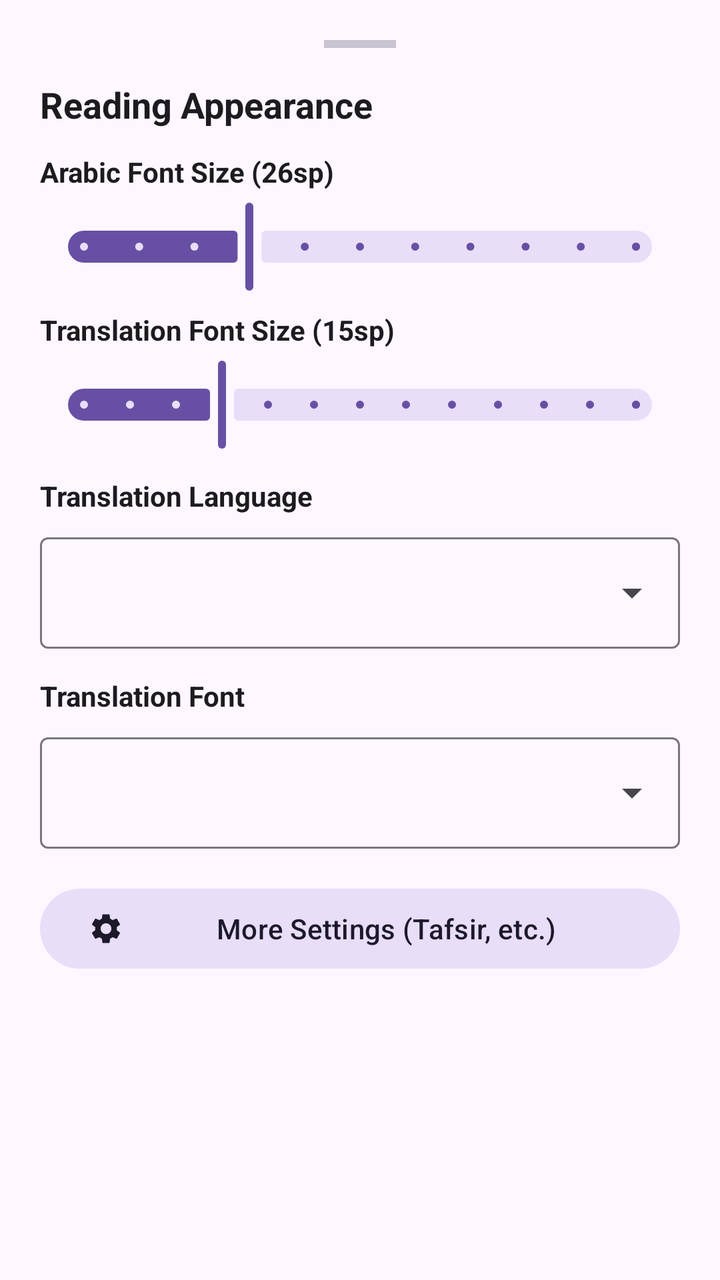
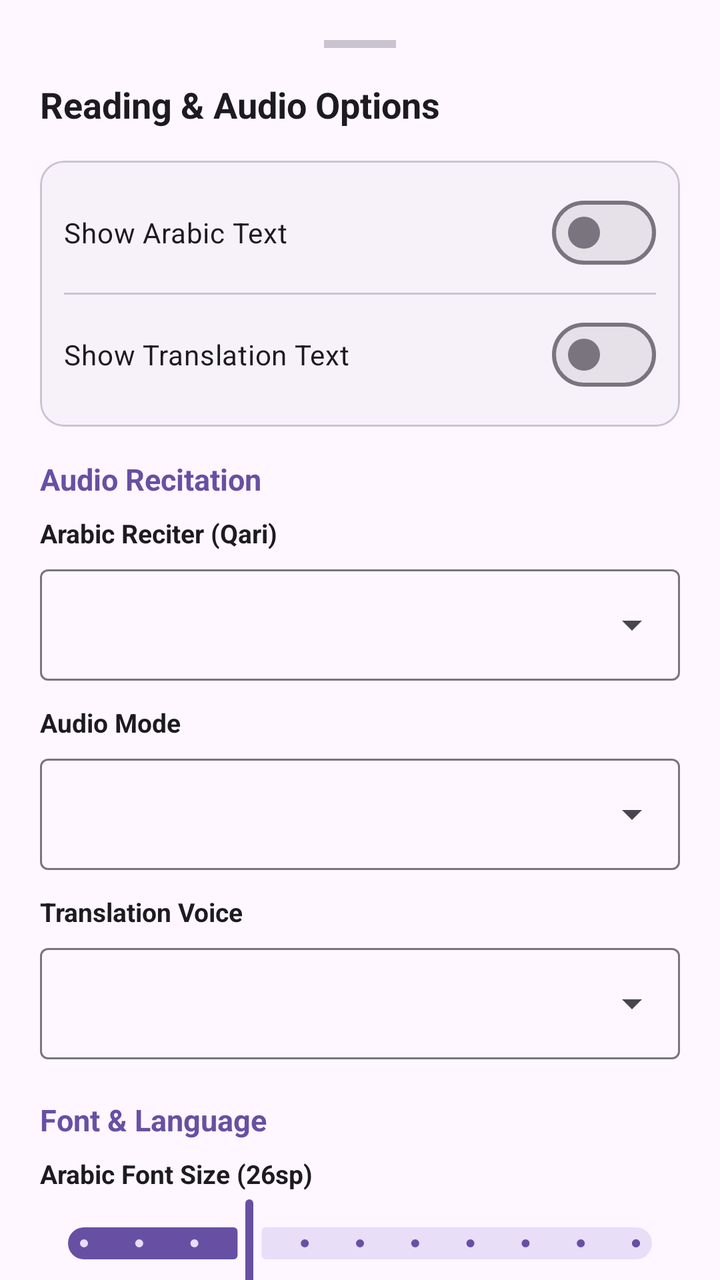

Two renders of the same Android screen: before a commit and after it. Below are the layout's source before the change and the commit's diff.
<!-- AndroidManifest.xml: application theme Theme.Recitation -->
<!-- res/layout/bottom_sheet_reader_appearance.xml -->
<?xml version="1.0" encoding="utf-8"?>
<LinearLayout xmlns:android="http://schemas.android.com/apk/res/android"
    xmlns:app="http://schemas.android.com/apk/res-auto"
    android:layout_width="match_parent"
    android:layout_height="wrap_content"
    android:orientation="vertical"
    android:padding="20dp">

    
    <View
        android:layout_width="36dp"
        android:layout_height="4dp"
        android:layout_gravity="center_horizontal"
        android:layout_marginBottom="16dp"
        android:background="?attr/colorOutlineVariant" />

    
    <LinearLayout
        android:layout_width="match_parent"
        android:layout_height="wrap_content"
        android:gravity="center_vertical"
        android:orientation="horizontal"
        android:paddingBottom="12dp">

        <TextView
            android:layout_width="0dp"
            android:layout_height="wrap_content"
            android:layout_weight="1"
            android:text="Reading Appearance"
            android:textColor="?attr/colorOnSurface"
            android:textSize="18sp"
            android:textStyle="bold" />

        <com.google.android.material.button.MaterialButton
            android:id="@+id/btnAppearanceClose"
            style="@style/Widget.Material3.Button.IconButton"
            android:layout_width="36dp"
            android:layout_height="36dp"
            app:icon="@drawable/ic_search"
            android:visibility="gone" />
    </LinearLayout>

    
    <TextView
        android:id="@+id/textFontSizeLabel"
        android:layout_width="wrap_content"
        android:layout_height="wrap_content"
        android:text="Arabic Font Size (26sp)"
        android:textColor="?attr/colorOnSurface"
        android:textSize="14sp"
        android:textStyle="bold" />

    <com.google.android.material.slider.Slider
        android:id="@+id/sliderFontSize"
        android:layout_width="match_parent"
        android:layout_height="wrap_content"
        android:layout_marginTop="4dp"
        android:layout_marginBottom="8dp"
        android:stepSize="2"
        android:value="26"
        android:valueFrom="20"
        android:valueTo="40" />

    
    <TextView
        android:id="@+id/textTranslationFontSizeLabel"
        android:layout_width="wrap_content"
        android:layout_height="wrap_content"
        android:text="Translation Font Size (15sp)"
        android:textColor="?attr/colorOnSurface"
        android:textSize="14sp"
        android:textStyle="bold" />

    <com.google.android.material.slider.Slider
        android:id="@+id/sliderTranslationFontSize"
        android:layout_width="match_parent"
        android:layout_height="wrap_content"
        android:layout_marginTop="4dp"
        android:layout_marginBottom="12dp"
        android:stepSize="1"
        android:value="15"
        android:valueFrom="12"
        android:valueTo="24" />

    
    <TextView
        android:layout_width="wrap_content"
        android:layout_height="wrap_content"
        android:layout_marginBottom="6dp"
        android:text="Translation Language"
        android:textColor="?attr/colorOnSurface"
        android:textSize="14sp"
        android:textStyle="bold" />

    <com.google.android.material.textfield.TextInputLayout
        style="@style/Widget.Material3.TextInputLayout.OutlinedBox.ExposedDropdownMenu"
        android:layout_width="match_parent"
        android:layout_height="wrap_content"
        android:layout_marginBottom="14dp">

        <AutoCompleteTextView
            android:id="@+id/dropdownTranslation"
            android:layout_width="match_parent"
            android:layout_height="wrap_content"
            android:inputType="none"
            android:textColor="?attr/colorOnSurface" />
    </com.google.android.material.textfield.TextInputLayout>

    
    <TextView
        android:layout_width="wrap_content"
        android:layout_height="wrap_content"
        android:layout_marginBottom="6dp"
        android:text="@string/settings_font_translation_title"
        android:textColor="?attr/colorOnSurface"
        android:textSize="14sp"
        android:textStyle="bold" />

    <com.google.android.material.textfield.TextInputLayout
        style="@style/Widget.Material3.TextInputLayout.OutlinedBox.ExposedDropdownMenu"
        android:layout_width="match_parent"
        android:layout_height="wrap_content"
        android:layout_marginBottom="16dp">

        <AutoCompleteTextView
            android:id="@+id/dropdownTranslationFont"
            android:layout_width="match_parent"
            android:layout_height="wrap_content"
            android:inputType="none"
            android:textColor="?attr/colorOnSurface" />
    </com.google.android.material.textfield.TextInputLayout>

    
    <com.google.android.material.button.MaterialButton
        android:id="@+id/btnAllSettings"
        style="@style/Widget.Material3.Button.TonalButton"
        android:layout_width="match_parent"
        android:layout_height="wrap_content"
        android:text="More Settings (Tafsir, etc.)"
        app:icon="@drawable/ic_settings" />

</LinearLayout>
<!-- resources referenced by this layout -->
<resources>
  <!-- drawable ic_search (drawable) -->
  <vector xmlns:android="http://schemas.android.com/apk/res/android"
      android:width="24dp"
      android:height="24dp"
      android:viewportWidth="24"
      android:viewportHeight="24">
      <path
          android:fillColor="?attr/colorOnSurface"
          android:pathData="M15.5,14h-0.79l-0.28,-0.27C15.41,12.59 16,11.11 16,9.5 16,5.91 13.09,3 9.5,3S3,5.91 3,9.5 5.91,16 9.5,16c1.61,0 3.09,-0.59 4.23,-1.57l0.27,0.28v0.79l5,4.99L20.49,19l-4.99,-5zm-6,0C7.01,14 5,11.99 5,9.5S7.01,5 9.5,5 14,7.01 14,9.5 11.99,14 9.5,14z" />
  </vector>
  <!-- drawable ic_settings (drawable) -->
  <vector xmlns:android="http://schemas.android.com/apk/res/android"
      android:width="24dp"
      android:height="24dp"
      android:viewportWidth="24"
      android:viewportHeight="24">
      <path
          android:fillColor="?attr/colorOnSurface"
          android:pathData="M19.14,12.94c0.04,-0.3 0.06,-0.61 0.06,-0.94 0,-0.32 -0.02,-0.64 -0.07,-0.94l2.03,-1.58c0.18,-0.14 0.23,-0.41 0.12,-0.61l-1.92,-3.32c-0.12,-0.22 -0.37,-0.29 -0.59,-0.22l-2.39,0.96c-0.5,-0.38 -1.03,-0.7 -1.62,-0.94L14.4,2.81c-0.04,-0.24 -0.24,-0.41 -0.48,-0.41h-3.84c-0.24,0 -0.43,0.17 -0.47,0.41L9.25,5.35C8.66,5.59 8.12,5.92 7.63,6.29L5.24,5.33c-0.22,-0.08 -0.47,0 -0.59,0.22L2.74,8.87c-0.12,0.21 -0.08,0.47 0.12,0.61l2.03,1.58c-0.05,0.3 -0.09,0.63 -0.09,0.94s0.02,0.64 0.07,0.94l-2.03,1.58c-0.18,0.14 -0.23,0.41 -0.12,0.61l1.92,3.32c0.12,0.22 0.37,0.29 0.59,0.22l2.39,-0.96c0.5,0.38 1.03,0.7 1.62,0.94l0.36,2.54c0.05,0.24 0.24,0.41 0.48,0.41h3.84c0.24,0 0.44,-0.17 0.47,-0.41l0.36,-2.54c0.59,-0.24 1.13,-0.56 1.62,-0.94l2.39,0.96c0.22,0.08 0.47,0 0.59,-0.22l1.92,-3.32c0.12,-0.22 0.07,-0.47 -0.12,-0.61l-2.01,-1.58zM12,15.6c-1.98,0 -3.6,-1.62 -3.6,-3.6s1.62,-3.6 3.6,-3.6 3.6,1.62 3.6,3.6 -1.62,3.6 -3.6,3.6z" />
  </vector>
  <string name="settings_font_translation_title">Translation Font</string>
  <style name="Theme.Recitation" parent="Theme.Material3.DayNight.NoActionBar">
          <item name="android:statusBarColor">@android:color/transparent</item>
          <item name="android:navigationBarColor">@android:color/transparent</item>
      </style>
</resources>

<!-- the commit's change to res/layout/bottom_sheet_reader_appearance.xml (unified diff, before → after) -->
@@ -1,142 +1,273 @@
 <?xml version="1.0" encoding="utf-8"?>
-<LinearLayout xmlns:android="http://schemas.android.com/apk/res/android"
+<androidx.core.widget.NestedScrollView xmlns:android="http://schemas.android.com/apk/res/android"
     xmlns:app="http://schemas.android.com/apk/res-auto"
     android:layout_width="match_parent"
-    android:layout_height="wrap_content"
-    android:orientation="vertical"
-    android:padding="20dp">
-
-    
-    <View
-        android:layout_width="36dp"
-        android:layout_height="4dp"
-        android:layout_gravity="center_horizontal"
-        android:layout_marginBottom="16dp"
-        android:background="?attr/colorOutlineVariant" />
-
-    
+    android:layout_height="wrap_content">
+
     <LinearLayout
         android:layout_width="match_parent"
         android:layout_height="wrap_content"
-        android:gravity="center_vertical"
-        android:orientation="horizontal"
-        android:paddingBottom="12dp">
-
-        <TextView
-            android:layout_width="0dp"
-            android:layout_height="wrap_content"
-            android:layout_weight="1"
-            android:text="Reading Appearance"
+        android:orientation="vertical"
+        android:padding="20dp">
+
+        
+        <View
+            android:layout_width="36dp"
+            android:layout_height="4dp"
+            android:layout_gravity="center_horizontal"
+            android:layout_marginBottom="16dp"
+            android:background="?attr/colorOutlineVariant" />
+
+        
+        <TextView
+            android:layout_width="match_parent"
+            android:layout_height="wrap_content"
+            android:layout_marginBottom="16dp"
+            android:text="Reading &amp; Audio Options"
             android:textColor="?attr/colorOnSurface"
             android:textSize="18sp"
             android:textStyle="bold" />
 
+        
+        <com.google.android.material.card.MaterialCardView
+            android:layout_width="match_parent"
+            android:layout_height="wrap_content"
+            android:layout_marginBottom="16dp"
+            app:cardBackgroundColor="?attr/colorSurfaceContainerLow"
+            app:cardCornerRadius="12dp"
+            app:cardElevation="0dp"
+            app:strokeColor="?attr/colorOutlineVariant"
+            app:strokeWidth="1dp">
+
+            <LinearLayout
+                android:layout_width="match_parent"
+                android:layout_height="wrap_content"
+                android:orientation="vertical"
+                android:padding="12dp">
+
+                <com.google.android.material.materialswitch.MaterialSwitch
+                    android:id="@+id/switchShowArabic"
+                    android:layout_width="match_parent"
+                    android:layout_height="wrap_content"
+                    android:text="Show Arabic Text"
+                    android:textColor="?attr/colorOnSurface"
+                    android:textSize="14sp" />
+
+                <View
+                    android:layout_width="match_parent"
+                    android:layout_height="1dp"
+                    android:layout_marginVertical="6dp"
+                    android:background="?attr/colorOutlineVariant" />
+
+                <com.google.android.material.materialswitch.MaterialSwitch
+                    android:id="@+id/switchShowTranslation"
+                    android:layout_width="match_parent"
+                    android:layout_height="wrap_content"
+                    android:text="Show Translation Text"
+                    android:textColor="?attr/colorOnSurface"
+                    android:textSize="14sp" />
+
+            </LinearLayout>
+        </com.google.android.material.card.MaterialCardView>
+
+        
+        <TextView
+            android:layout_width="wrap_content"
+            android:layout_height="wrap_content"
+            android:layout_marginBottom="8dp"
+            android:text="Audio Recitation"
+            android:textColor="?attr/colorPrimary"
+            android:textSize="15sp"
+            android:textStyle="bold" />
+
+        
+        <TextView
+            android:layout_width="wrap_content"
+            android:layout_height="wrap_content"
+            android:layout_marginBottom="4dp"
+            android:text="Arabic Reciter (Qari)"
+            android:textColor="?attr/colorOnSurface"
+            android:textSize="13sp"
+            android:textStyle="bold" />
+
+        <com.google.android.material.textfield.TextInputLayout
+            style="@style/Widget.Material3.TextInputLayout.OutlinedBox.ExposedDropdownMenu"
+            android:layout_width="match_parent"
+            android:layout_height="wrap_content"
+            android:layout_marginBottom="12dp">
+
+            <AutoCompleteTextView
+                android:id="@+id/dropdownReciter"
+                android:layout_width="match_parent"
+                android:layout_height="wrap_content"
+                android:inputType="none"
+                android:textColor="?attr/colorOnSurface" />
+        </com.google.android.material.textfield.TextInputLayout>
+
+        
+        <TextView
+            android:layout_width="wrap_content"
+            android:layout_height="wrap_content"
+            android:layout_marginBottom="4dp"
+            android:text="Audio Mode"
+            android:textColor="?attr/colorOnSurface"
+            android:textSize="13sp"
+            android:textStyle="bold" />
+
+        <com.google.android.material.textfield.TextInputLayout
+            style="@style/Widget.Material3.TextInputLayout.OutlinedBox.ExposedDropdownMenu"
+            android:layout_width="match_parent"
+            android:layout_height="wrap_content"
+            android:layout_marginBottom="12dp">
+
+            <AutoCompleteTextView
+                android:id="@+id/dropdownAudioMode"
+                android:layout_width="match_parent"
+                android:layout_height="wrap_content"
+                android:inputType="none"
+                android:textColor="?attr/colorOnSurface" />
+        </com.google.android.material.textfield.TextInputLayout>
+
+        
+        <LinearLayout
+            android:id="@+id/layoutTranslationReciter"
+            android:layout_width="match_parent"
+            android:layout_height="wrap_content"
+            android:orientation="vertical">
+
+            <TextView
+                android:layout_width="wrap_content"
+                android:layout_height="wrap_content"
+                android:layout_marginBottom="4dp"
+                android:text="Translation Voice"
+                android:textColor="?attr/colorOnSurface"
+                android:textSize="13sp"
+                android:textStyle="bold" />
+
+            <com.google.android.material.textfield.TextInputLayout
+                style="@style/Widget.Material3.TextInputLayout.OutlinedBox.ExposedDropdownMenu"
+                android:layout_width="match_parent"
+                android:layout_height="wrap_content"
+                android:layout_marginBottom="16dp">
+
+                <AutoCompleteTextView
+                    android:id="@+id/dropdownTranslationReciter"
+                    android:layout_width="match_parent"
+                    android:layout_height="wrap_content"
+                    android:inputType="none"
+                    android:textColor="?attr/colorOnSurface" />
+            </com.google.android.material.textfield.TextInputLayout>
+        </LinearLayout>
+
+        
+        <TextView
+            android:layout_width="wrap_content"
+            android:layout_height="wrap_content"
+            android:layout_marginTop="4dp"
+            android:layout_marginBottom="8dp"
+            android:text="Font &amp; Language"
+            android:textColor="?attr/colorPrimary"
+            android:textSize="15sp"
+            android:textStyle="bold" />
+
+        
+        <TextView
+            android:id="@+id/textFontSizeLabel"
+            android:layout_width="wrap_content"
+            android:layout_height="wrap_content"
+            android:text="Arabic Font Size (26sp)"
+            android:textColor="?attr/colorOnSurface"
+            android:textSize="13sp"
+            android:textStyle="bold" />
+
+        <com.google.android.material.slider.Slider
+            android:id="@+id/sliderFontSize"
+            android:layout_width="match_parent"
+            android:layout_height="wrap_content"
+            android:layout_marginTop="2dp"
+            android:layout_marginBottom="6dp"
+            android:stepSize="2"
+            android:value="26"
+            android:valueFrom="20"
+            android:valueTo="40" />
+
+        
+        <TextView
+            android:id="@+id/textTranslationFontSizeLabel"
+            android:layout_width="wrap_content"
+            android:layout_height="wrap_content"
+            android:text="Translation Font Size (15sp)"
+            android:textColor="?attr/colorOnSurface"
+            android:textSize="13sp"
+            android:textStyle="bold" />
+
+        <com.google.android.material.slider.Slider
+            android:id="@+id/sliderTranslationFontSize"
+            android:layout_width="match_parent"
+            android:layout_height="wrap_content"
+            android:layout_marginTop="2dp"
+            android:layout_marginBottom="12dp"
+            android:stepSize="1"
+            android:value="15"
+            android:valueFrom="12"
+            android:valueTo="24" />
+
+        
+        <TextView
+            android:layout_width="wrap_content"
+            android:layout_height="wrap_content"
+            android:layout_marginBottom="4dp"
+            android:text="Translation Language"
+            android:textColor="?attr/colorOnSurface"
+            android:textSize="13sp"
+            android:textStyle="bold" />
+
+        <com.google.android.material.textfield.TextInputLayout
+            style="@style/Widget.Material3.TextInputLayout.OutlinedBox.ExposedDropdownMenu"
+            android:layout_width="match_parent"
+            android:layout_height="wrap_content"
+            android:layout_marginBottom="12dp">
+
+            <AutoCompleteTextView
+                android:id="@+id/dropdownTranslation"
+                android:layout_width="match_parent"
+                android:layout_height="wrap_content"
+                android:inputType="none"
+                android:textColor="?attr/colorOnSurface" />
+        </com.google.android.material.textfield.TextInputLayout>
+
+        
+        <TextView
+            android:layout_width="wrap_content"
+            android:layout_height="wrap_content"
+            android:layout_marginBottom="4dp"
+            android:text="@string/settings_font_translation_title"
+            android:textColor="?attr/colorOnSurface"
+            android:textSize="13sp"
+            android:textStyle="bold" />
+
+        <com.google.android.material.textfield.TextInputLayout
+            style="@style/Widget.Material3.TextInputLayout.OutlinedBox.ExposedDropdownMenu"
+            android:layout_width="match_parent"
+            android:layout_height="wrap_content"
+            android:layout_marginBottom="18dp">
+
+            <AutoCompleteTextView
+                android:id="@+id/dropdownTranslationFont"
+                android:layout_width="match_parent"
+                android:layout_height="wrap_content"
+                android:inputType="none"
+                android:textColor="?attr/colorOnSurface" />
+        </com.google.android.material.textfield.TextInputLayout>
+
+        
         <com.google.android.material.button.MaterialButton
-            android:id="@+id/btnAppearanceClose"
-            style="@style/Widget.Material3.Button.IconButton"
-            android:layout_width="36dp"
-            android:layout_height="36dp"
-            app:icon="@drawable/ic_search"
-            android:visibility="gone" />
+            android:id="@+id/btnAllSettings"
+            style="@style/Widget.Material3.Button.TonalButton"
+            android:layout_width="match_parent"
+            android:layout_height="wrap_content"
+            android:text="More Settings (Tafsir, etc.)"
+            app:icon="@drawable/ic_settings" />
+
     </LinearLayout>
-
-    
-    <TextView
-        android:id="@+id/textFontSizeLabel"
-        android:layout_width="wrap_content"
-        android:layout_height="wrap_content"
-        android:text="Arabic Font Size (26sp)"
-        android:textColor="?attr/colorOnSurface"
-        android:textSize="14sp"
-        android:textStyle="bold" />
-
-    <com.google.android.material.slider.Slider
-        android:id="@+id/sliderFontSize"
-        android:layout_width="match_parent"
-        android:layout_height="wrap_content"
-        android:layout_marginTop="4dp"
-        android:layout_marginBottom="8dp"
-        android:stepSize="2"
-        android:value="26"
-        android:valueFrom="20"
-        android:valueTo="40" />
-
-    
-    <TextView
-        android:id="@+id/textTranslationFontSizeLabel"
-        android:layout_width="wrap_content"
-        android:layout_height="wrap_content"
-        android:text="Translation Font Size (15sp)"
-        android:textColor="?attr/colorOnSurface"
-        android:textSize="14sp"
-        android:textStyle="bold" />
-
-    <com.google.android.material.slider.Slider
-        android:id="@+id/sliderTranslationFontSize"
-        android:layout_width="match_parent"
-        android:layout_height="wrap_content"
-        android:layout_marginTop="4dp"
-        android:layout_marginBottom="12dp"
-        android:stepSize="1"
-        android:value="15"
-        android:valueFrom="12"
-        android:valueTo="24" />
-
-    
-    <TextView
-        android:layout_width="wrap_content"
-        android:layout_height="wrap_content"
-        android:layout_marginBottom="6dp"
-        android:text="Translation Language"
-        android:textColor="?attr/colorOnSurface"
-        android:textSize="14sp"
-        android:textStyle="bold" />
-
-    <com.google.android.material.textfield.TextInputLayout
-        style="@style/Widget.Material3.TextInputLayout.OutlinedBox.ExposedDropdownMenu"
-        android:layout_width="match_parent"
-        android:layout_height="wrap_content"
-        android:layout_marginBottom="14dp">
-
-        <AutoCompleteTextView
-            android:id="@+id/dropdownTranslation"
-            android:layout_width="match_parent"
-            android:layout_height="wrap_content"
-            android:inputType="none"
-            android:textColor="?attr/colorOnSurface" />
-    </com.google.android.material.textfield.TextInputLayout>
-
-    
-    <TextView
-        android:layout_width="wrap_content"
-        android:layout_height="wrap_content"
-        android:layout_marginBottom="6dp"
-        android:text="@string/settings_font_translation_title"
-        android:textColor="?attr/colorOnSurface"
-        android:textSize="14sp"
-        android:textStyle="bold" />
-
-    <com.google.android.material.textfield.TextInputLayout
-        style="@style/Widget.Material3.TextInputLayout.OutlinedBox.ExposedDropdownMenu"
-        android:layout_width="match_parent"
-        android:layout_height="wrap_content"
-        android:layout_marginBottom="16dp">
-
-        <AutoCompleteTextView
-            android:id="@+id/dropdownTranslationFont"
-            android:layout_width="match_parent"
-            android:layout_height="wrap_content"
-            android:inputType="none"
-            android:textColor="?attr/colorOnSurface" />
-    </com.google.android.material.textfield.TextInputLayout>
-
-    
-    <com.google.android.material.button.MaterialButton
-        android:id="@+id/btnAllSettings"
-        style="@style/Widget.Material3.Button.TonalButton"
-        android:layout_width="match_parent"
-        android:layout_height="wrap_content"
-        android:text="More Settings (Tafsir, etc.)"
-        app:icon="@drawable/ic_settings" />
-
-</LinearLayout>
+</androidx.core.widget.NestedScrollView>
<!-- resource entries referenced after the edit -->
@@ -1,15 +1,5 @@
 <!-- resources referenced by this layout -->
 <resources>
-  <!-- drawable ic_search (drawable) -->
-  <vector xmlns:android="http://schemas.android.com/apk/res/android"
-      android:width="24dp"
-      android:height="24dp"
-      android:viewportWidth="24"
-      android:viewportHeight="24">
-      <path
-          android:fillColor="?attr/colorOnSurface"
-          android:pathData="M15.5,14h-0.79l-0.28,-0.27C15.41,12.59 16,11.11 16,9.5 16,5.91 13.09,3 9.5,3S3,5.91 3,9.5 5.91,16 9.5,16c1.61,0 3.09,-0.59 4.23,-1.57l0.27,0.28v0.79l5,4.99L20.49,19l-4.99,-5zm-6,0C7.01,14 5,11.99 5,9.5S7.01,5 9.5,5 14,7.01 14,9.5 11.99,14 9.5,14z" />
-  </vector>
   <!-- drawable ic_settings (drawable) -->
   <vector xmlns:android="http://schemas.android.com/apk/res/android"
       android:width="24dp"
